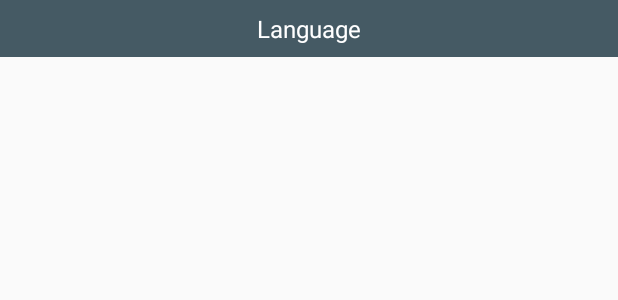
After one commit to shagalalab/constitution-android, an Android app: the layout lang_item_view.xml on its own in the app's theme, with its tools: preview values and no code run, on a phone screen of 412 x 824 dp. The commit adds this screen. Shown: the top 300 px of the screen. Run offline under Robolectric (Android 15) with nearby library versions, the phone set to English and light mode, and no system bars.

```diff
--- a/app/src/main/AndroidManifest.xml
+++ b/app/src/main/AndroidManifest.xml
@@ -13,10 +13,14 @@
         <activity android:name=".MainActivity">
             <intent-filter>
                 <action android:name="android.intent.action.MAIN" />
+                <action android:name="android.intent.action.SEARCH" />
 
                 <category android:name="android.intent.category.LAUNCHER" />
             </intent-filter>
         </activity>
+        <meta-data
+            android:name="android.app.searchable"
+            android:resource="@xml/searchable" />
     </application>
 
 </manifest>
--- a/app/src/main/java/com/shagalalab/constitution/data/dao/ArticleDao.kt
+++ b/app/src/main/java/com/shagalalab/constitution/data/dao/ArticleDao.kt
@@ -15,4 +15,7 @@ interface ArticleDao {
 
     @Query("SELECT * FROM articles WHERE part_id=:partId")
     fun getArticlesByPartId(partId: Int): List<ArticleModel>
+
+    @Query("SELECT * FROM articles WHERE description LIKE :word")
+    fun findArticleByWord(word: String): List<ArticleModel>
 }
--- a/app/src/main/java/com/shagalalab/constitution/data/dao/ChapterDao.kt
+++ b/app/src/main/java/com/shagalalab/constitution/data/dao/ChapterDao.kt
@@ -12,4 +12,7 @@ interface ChapterDao {
 
     @Query("SELECT * FROM chapters WHERE part_id=:partId")
     fun getChaptersByPartId(partId: Int): List<ChapterModel>
+
+    @Query("SELECT * FROM chapters WHERE id=:id")
+    fun getChapterById(id: Int): ChapterModel
 }
--- a/app/src/main/java/com/shagalalab/constitution/data/dao/PartDao.kt
+++ b/app/src/main/java/com/shagalalab/constitution/data/dao/PartDao.kt
@@ -13,4 +13,7 @@ interface PartDao {
 
     @Query("SELECT * FROM parts WHERE lang_id=:langId")
     fun getPartsByLanguage(langId: Int): List<PartModel>
+
+    @Query("SELECT * FROM parts WHERE id=:id")
+    fun getPartsById(id: Int): PartModel
 }
--- /dev/null
+++ b/app/src/main/java/com/shagalalab/constitution/data/models/ResultsModel.kt
@@ -0,0 +1 @@
+package com.shagalalab.constitution.data.models
--- /dev/null
+++ b/app/src/main/java/com/shagalalab/constitution/search/adapter/ArticleItem.kt
@@ -0,0 +1,3 @@
+package com.shagalalab.constitution.search.adapter
+
+class ArticleItem(type: Int, var title: String, var description: String) : ListItem(type)
--- /dev/null
+++ b/app/src/main/java/com/shagalalab/constitution/search/adapter/LangItem.kt
@@ -0,0 +1,3 @@
+package com.shagalalab.constitution.search.adapter
+
+class LangItem(type: Int, var lang: String) : ListItem(type)
--- /dev/null
+++ b/app/src/main/res/drawable/ic_search.xml
@@ -0,0 +1,5 @@
+<vector android:height="24dp" android:tint="#FFFFFF"
+    android:viewportHeight="24.0" android:viewportWidth="24.0"
+    android:width="24dp" xmlns:android="http://schemas.android.com/apk/res/android">
+    <path android:fillColor="#FF000000" android:pathData="M15.5,14h-0.79l-0.28,-0.27C15.41,12.59 16,11.11 16,9.5 16,5.91 13.09,3 9.5,3S3,5.91 3,9.5 5.91,16 9.5,16c1.61,0 3.09,-0.59 4.23,-1.57l0.27,0.28v0.79l5,4.99L20.49,19l-4.99,-5zM9.5,14C7.01,14 5,11.99 5,9.5S7.01,5 9.5,5 14,7.01 14,9.5 11.99,14 9.5,14z"/>
+</vector>
--- /dev/null
+++ b/app/src/main/res/layout/lang_item_view.xml
@@ -0,0 +1,22 @@
+<?xml version="1.0" encoding="utf-8"?>
+<androidx.constraintlayout.widget.ConstraintLayout xmlns:android="http://schemas.android.com/apk/res/android"
+    xmlns:app="http://schemas.android.com/apk/res-auto"
+    android:layout_width="match_parent"
+    android:layout_height="wrap_content">
+
+    <TextView
+        android:id="@+id/tvLang"
+        android:layout_width="match_parent"
+        android:layout_height="wrap_content"
+        android:background="@color/colorAccent"
+        android:gravity="center"
+        android:padding="@dimen/margin_standard_half"
+        android:text="Language"
+        android:textColor="@android:color/white"
+        android:textSize="@dimen/text_size"
+        app:layout_constraintBottom_toBottomOf="parent"
+        app:layout_constraintEnd_toEndOf="parent"
+        app:layout_constraintStart_toStartOf="parent"
+        app:layout_constraintTop_toTopOf="parent" />
+
+</androidx.constraintlayout.widget.ConstraintLayout>
--- a/app/src/main/res/values/strings.xml
+++ b/app/src/main/res/values/strings.xml
@@ -6,4 +6,5 @@
     <string name="lang_en">English</string>
     <string name="title">Title</string>
     <string name="description">Description</string>
+    <string name="search">search</string>
 </resources>
--- /dev/null
+++ b/app/src/main/res/xml/searchable.xml
@@ -0,0 +1,5 @@
+<?xml version="1.0" encoding="utf-8"?>
+<searchable xmlns:android="http://schemas.android.com/apk/res/android"
+    android:label="@string/app_name"
+    android:hint="@string/search">
+</searchable>
```
Also changed, not shown: app/src/main/java/com/shagalalab/constitution/MainActivity.kt (+25 -0 lines), app/src/main/java/com/shagalalab/constitution/search/SearchResultFragment.kt (added, +19 -0 lines), app/src/main/java/com/shagalalab/constitution/search/adapter/ArticleViewHolder.kt (added, +12 -0 lines), app/src/main/java/com/shagalalab/constitution/search/adapter/LangViewHolder.kt (added, +11 -0 lines), app/src/main/java/com/shagalalab/constitution/search/adapter/ListItem.kt (added, +8 -0 lines), app/src/main/java/com/shagalalab/constitution/search/adapter/ResultsAdapter.kt (added, +44 -0 lines), app/src/main/res/layout/fragment_search_result.xml (added, +30 -0 lines), app/src/main/res/menu/menu.xml (added, +10 -0 lines).
